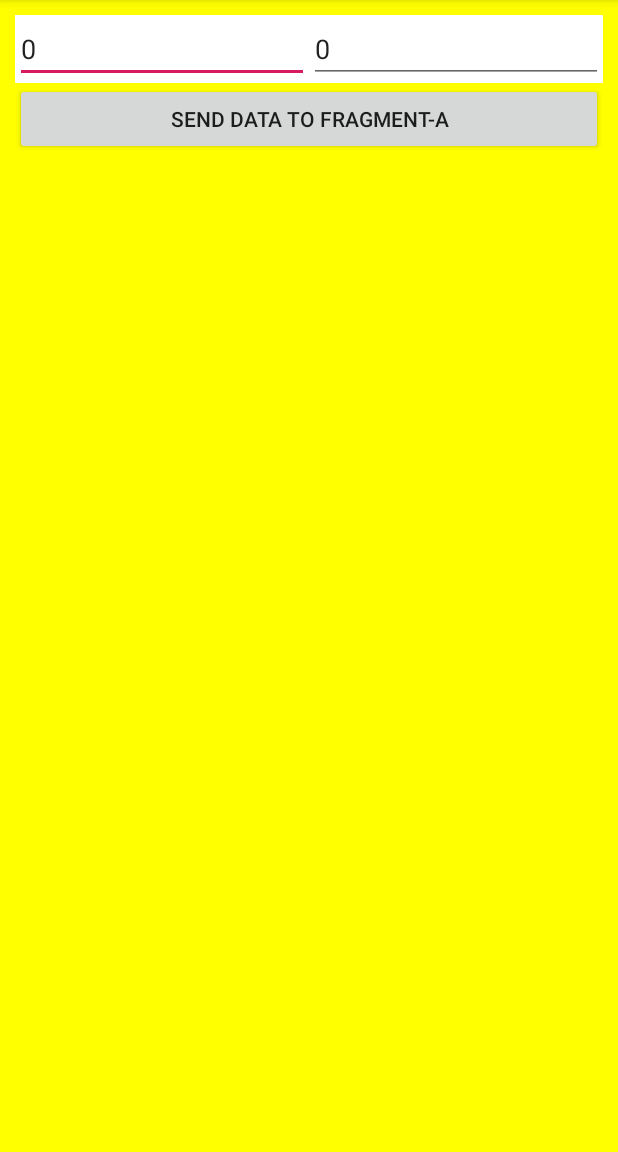
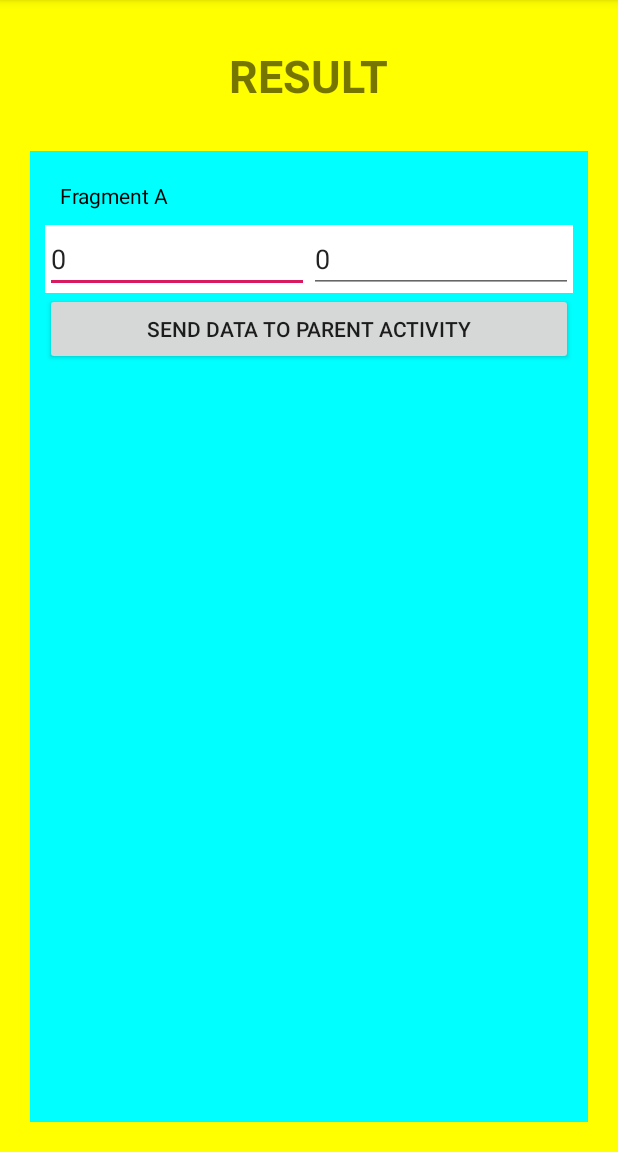
Before and after one commit to fffrowies/FragmentTest2, an Android app: the screen it shows after launch (MainActivity), on a phone screen of 412 x 824 dp, the part 84-1236 px from its top. Run offline under Robolectric (Android 15) with nearby library versions, the phone set to English and light mode, and no system bars.

Commit message:
Initial Project Setup

```diff
--- a/app/src/main/java/com/fffrowies/fragmenttest2/MainActivity.java
+++ b/app/src/main/java/com/fffrowies/fragmenttest2/MainActivity.java
@@ -7,6 +7,7 @@ import android.os.Bundle;
 import android.view.View;
 import android.widget.Button;
 import android.widget.EditText;
+import android.widget.TextView;
 import android.widget.Toast;
 
 public class MainActivity extends AppCompatActivity {
@@ -14,7 +15,7 @@ public class MainActivity extends AppCompatActivity {
     private static final String TAG = MainActivity.class.getSimpleName();
 
     private FragmentManager manager;
-    private EditText etFirstNumber, etSecondNumber;
+    private TextView txvResult;
 
     @Override
     protected void onCreate(Bundle savedInstanceState) {
@@ -22,30 +23,17 @@ public class MainActivity extends AppCompatActivity {
         setContentView(R.layout.activity_main);
 
         manager = getSupportFragmentManager();
+        txvResult = findViewById(R.id.txvResult);
 
-        etFirstNumber = findViewById(R.id.etFirstNumber);
-        etSecondNumber = findViewById(R.id.etSecondNumber);
+        addFragmentA();
     }
 
-    public void sendDataToFragment(View view) {
-
-        int firstNumber = Integer.valueOf(etFirstNumber.getText().toString());
-        int secondNumber = Integer.valueOf(etSecondNumber.getText().toString());
-
-
+    private void addFragmentA() {
 
         FragmentA fragmentA = new FragmentA();
-        fragmentA.setData(firstNumber, secondNumber); // Passing the primitive Data Type
-        fragmentA.setEmployeeObj(new Employee()); // Passing Non-primitive Data Type
 
         FragmentTransaction transaction = manager.beginTransaction();
         transaction.add(R.id.containerFragmentA, fragmentA, "fragA");
         transaction.commit();
     }
-
-    public class Employee {
-
-        String name;
-        int profId;
-    }
 }
--- /dev/null
+++ b/app/src/main/java/com/fffrowies/fragmenttest2/MyListener.java
@@ -0,0 +1,4 @@
+package com.fffrowies.fragmenttest2;
+
+public interface MyListener {
+}
--- a/app/src/main/res/layout/activity_main.xml
+++ b/app/src/main/res/layout/activity_main.xml
@@ -10,35 +10,16 @@
     android:padding="10dp"
     tools:context=".MainActivity">
 
-    <LinearLayout
-        android:layout_width="match_parent"
+    <TextView
+        android:id="@+id/txvResult"
+        android:layout_width="wrap_content"
         android:layout_height="wrap_content"
-        android:background="@android:color/white"
-        android:orientation="horizontal">
-
-        <EditText
-            android:id="@+id/etFirstNumber"
-            android:layout_width="0dp"
-            android:layout_height="wrap_content"
-            android:layout_weight="1"
-            android:inputType="number"
-            android:text="0"/>
-
-        <EditText
-            android:id="@+id/etSecondNumber"
-            android:layout_width="0dp"
-            android:layout_height="wrap_content"
-            android:layout_weight="1"
-            android:inputType="number"
-            android:text="0"/>
-
-    </LinearLayout>
-
-    <Button
-        android:layout_width="match_parent"
-        android:layout_height="wrap_content"
-        android:onClick="sendDataToFragment"
-        android:text="SEND DATA TO FRAGMENT-A"/>
+        android:layout_gravity="center_horizontal"
+        android:layout_marginTop="20dp"
+        android:layout_marginBottom="20dp"
+        android:text="RESULT"
+        android:textSize="30sp"
+        android:textStyle="bold"/>
 
     <FrameLayout
         android:id="@+id/containerFragmentA"
--- a/app/src/main/res/layout/fragment_a.xml
+++ b/app/src/main/res/layout/fragment_a.xml
@@ -16,20 +16,34 @@
         android:text="Fragment A"
         android:textColor="@android:color/black"/>
 
-    <Button
-        android:id="@+id/btnAdd"
+    <LinearLayout
         android:layout_width="match_parent"
         android:layout_height="wrap_content"
-        android:text="ADD TWO NUMBERS"/>
+        android:background="@android:color/white"
+        android:orientation="horizontal">
 
-    <TextView
-        android:id="@+id/txvResult"
-        android:layout_width="wrap_content"
+        <EditText
+            android:id="@+id/etFirstNumber"
+            android:layout_width="0dp"
+            android:layout_height="wrap_content"
+            android:layout_weight="1"
+            android:inputType="number"
+            android:text="0"/>
+
+        <EditText
+            android:id="@+id/etSecondNumber"
+            android:layout_width="0dp"
+            android:layout_height="wrap_content"
+            android:layout_weight="1"
+            android:inputType="number"
+            android:text="0"/>
+
+    </LinearLayout>
+
+    <Button
+        android:id="@+id/btnSend"
+        android:layout_width="match_parent"
         android:layout_height="wrap_content"
-        android:layout_gravity="center_horizontal"
-        android:layout_marginTop="20dp"
-        android:text="RESULT"
-        android:textSize="30sp"
-        android:textStyle="bold"/>
+        android:text="SEND DATA TO PARENT ACTIVITY"/>
 
 </LinearLayout>
```
Also changed, not shown: app/src/main/java/com/fffrowies/fragmenttest2/Constants.java (deleted, +0 -7 lines), app/src/main/java/com/fffrowies/fragmenttest2/FragmentA.java (+11 -24 lines).
